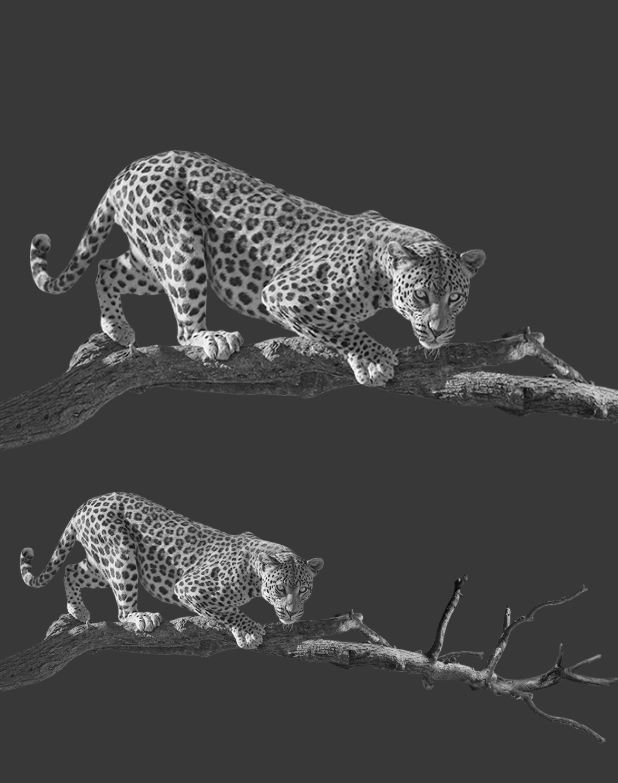
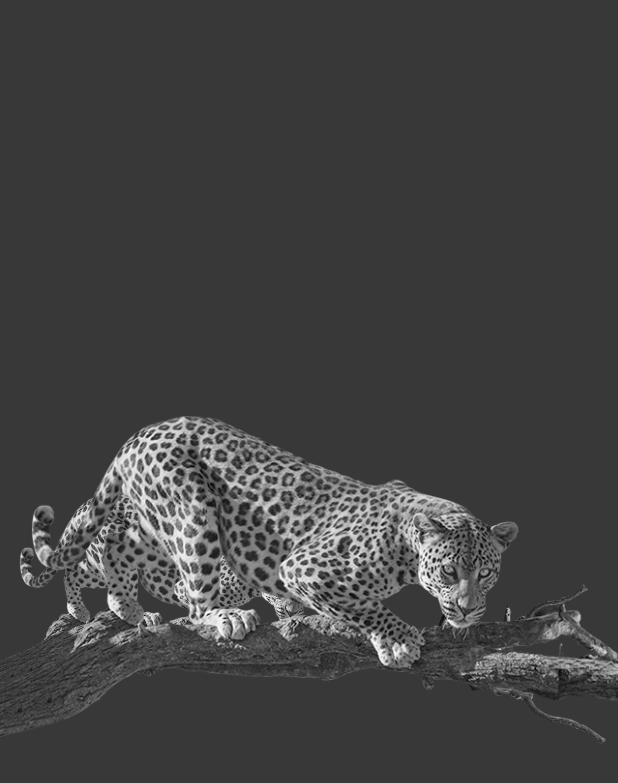
Before and after one commit to piotrek1543/SY_Expedition_UI_Challenge, a Flutter app: the screen it shows after launch, on a phone screen of 412 x 824 dp. Shown: the top 783 px of the screen. Run offline on Flutter 3.47's test engine with Material 2 defaults, Android fonts, the phone set to English and light mode, and no system bars.

```diff
--- a/lib/main_page.dart
+++ b/lib/main_page.dart
@@ -29,9 +29,10 @@ class _MainPageState extends State<MainPage> {
   @override
   Widget build(BuildContext context) {
     return ChangeNotifierProvider(
-      builder: (_) => PageOffsetNotifier(_pageController),
+      create: (_) => PageOffsetNotifier(_pageController),
       child: Scaffold(
         body: Stack(
+          alignment: Alignment.centerLeft,
           children: <Widget>[
             PageView(
               controller: _pageController,
@@ -52,14 +53,18 @@ class _MainPageState extends State<MainPage> {
 class LeopardImage extends StatelessWidget {
   @override
   Widget build(BuildContext context) {
-    return Consumer<PageOffsetNotifier>(builder: (context, notifier, child) {
-      return Positioned(
-        top: 100,
-        left: -notifier.offset,
-        width: MediaQuery.of(context).size.width * 1.5,
+    return Consumer<PageOffsetNotifier>(
+      builder: (context, notifier, child) {
+        return Positioned(
+          left: -0.85 * notifier.offset,
+          width: MediaQuery.of(context).size.width * 1.6,
+          child: child,
+        );
+      },
+      child: IgnorePointer(
         child: Image.asset('assets/leopard.png'),
-      );
-    });
+      ),
+    );
   }
 }
 
```
